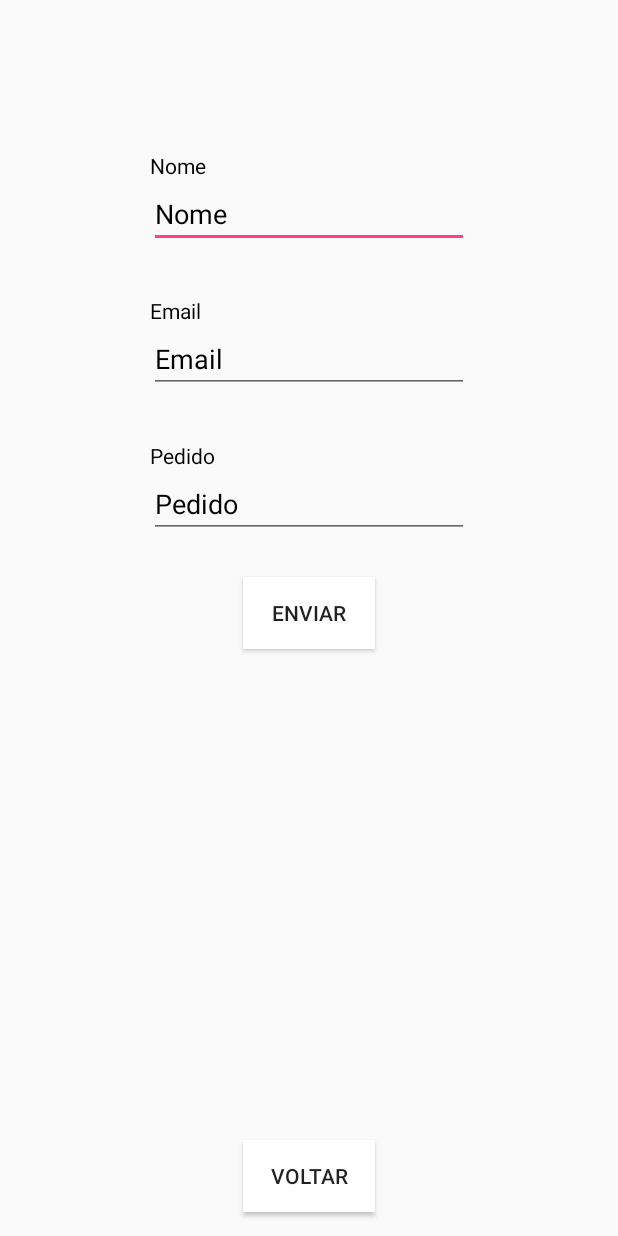
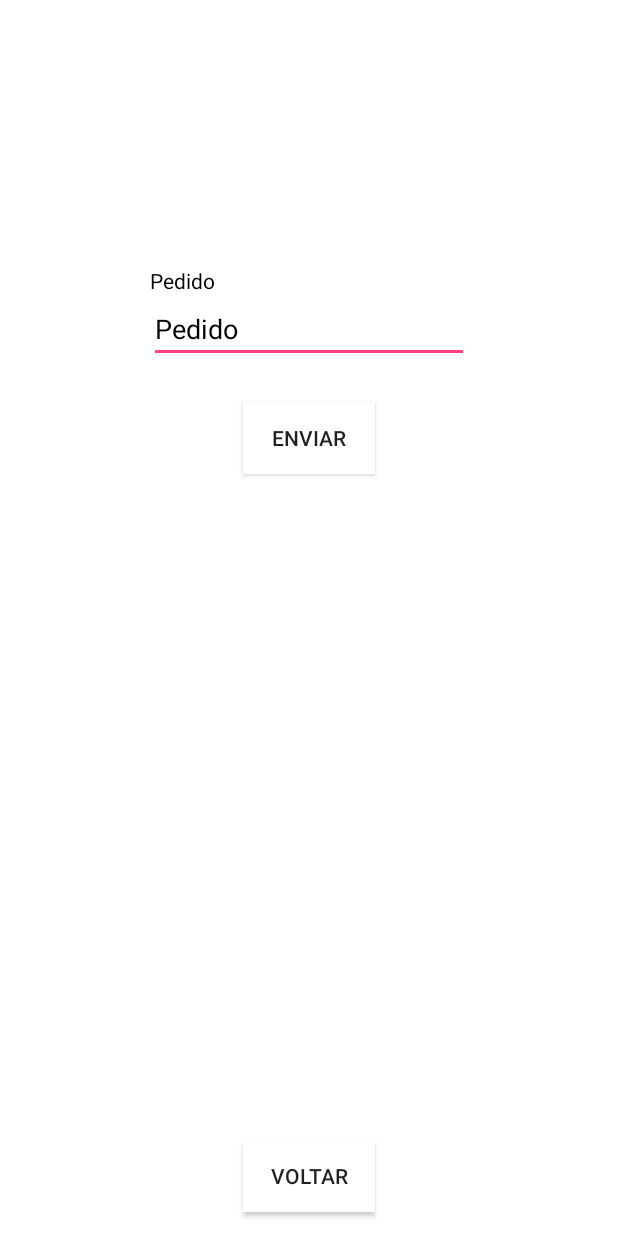
Before and after one commit to IKuuhakuI/festival-hebraica-2019, an Android app: the PedidoActivity screen opened directly, with no data from a screen before it, after a tap on "ENVIAR", on a phone screen of 412 x 824 dp. Run offline under Robolectric (Android 15) with nearby library versions, the phone set to English and light mode, and no system bars; our stand-ins replace Firebase (no records; nobody signed in at launch, a user with empty details on screens opened directly); 1 statement that could not run was skipped; 1 other tap on this screen came first.

Commit message:
Remove o campo de nome e email da activity pedido

```diff
--- a/projeto_danca_android/app/src/main/java/com/ort/luiz/projeto_danca/PedidoActivity.java
+++ b/projeto_danca_android/app/src/main/java/com/ort/luiz/projeto_danca/PedidoActivity.java
@@ -21,7 +21,7 @@ public class PedidoActivity extends AppCompatActivity {
     FirebaseDatabase database;
     DatabaseReference idRef;
 
-    TextView txtNome, txtEmail, txtPedido;
+    TextView txtPedido;
     Button btnVoltarEventos, btnEnviar;
 
     String id;
@@ -58,14 +58,10 @@ public class PedidoActivity extends AppCompatActivity {
 
             btnEnviar.setBackgroundResource(R.color.White);
 
-            txtNome = findViewById(R.id.txtNomeId);
-            txtEmail = findViewById(R.id.txtEmailId);
             txtPedido = findViewById(R.id.txtPedidoId);
 
             SimpleDateFormat dateFormat_hora = new SimpleDateFormat("HH:mm:ss");
 
-            String nome = txtNome.getText().toString();
-            String email = txtEmail.getText().toString();
             String pedido = txtPedido.getText().toString();
 
             Calendar cal = Calendar.getInstance();
@@ -77,12 +73,11 @@ public class PedidoActivity extends AppCompatActivity {
 
 
             if(id != null) {
-                idRef.child(id).child("Nome_Pessoa").setValue(nome);
-                idRef.child(id).child("Email_Pessoa").setValue(email);
                 idRef.child(id).child("Horario_Pedido").setValue(hora_atual);
                 idRef.child(id).child("Pedido").setValue(pedido);
 
                 idRef.child("QuantidadePedidos").setValue(id);
+                alert("Pedido Enviado com Sucesso");
             } else {
                 alert("Clique novamente para confirmar");
             }
@@ -91,6 +86,6 @@ public class PedidoActivity extends AppCompatActivity {
     }
 
     private void alert(String msg){
-        Toast.makeText(getApplicationContext(), msg, Toast.LENGTH_LONG).show();
+        Toast.makeText(getApplicationContext(), msg, Toast.LENGTH_SHORT).show();
     }
 }
--- a/projeto_danca_android/app/src/main/res/layout/activity_pedido.xml
+++ b/projeto_danca_android/app/src/main/res/layout/activity_pedido.xml
@@ -4,6 +4,7 @@
     xmlns:tools="http://schemas.android.com/tools"
     android:layout_width="match_parent"
     android:layout_height="match_parent"
+    android:background="@android:color/background_light"
     tools:context=".PedidoActivity">
 
     <Button
@@ -11,7 +12,7 @@
         android:layout_width="wrap_content"
         android:layout_height="wrap_content"
         android:layout_marginBottom="16dp"
-        android:background="@drawable/button_border"
+        android:background="@color/White"
         android:text="@string/voltar"
         app:layout_constraintBottom_toBottomOf="parent"
         app:layout_constraintEnd_toEndOf="parent"
@@ -22,7 +23,7 @@
         android:layout_width="wrap_content"
         android:layout_height="wrap_content"
         android:layout_marginTop="26dp"
-        android:background="@drawable/button_border"
+        android:background="@color/White"
         android:text="@string/enviar"
         app:layout_constraintEnd_toEndOf="parent"
         app:layout_constraintHorizontal_bias="0.501"
@@ -30,43 +31,10 @@
         app:layout_constraintTop_toBottomOf="@+id/txtPedidoId" />
 
     <EditText
-        android:id="@+id/txtNomeId"
-        android:layout_width="0dp"
-        android:layout_height="45dp"
-        android:layout_marginStart="99dp"
-        android:layout_marginTop="120dp"
-        android:layout_marginEnd="99dp"
-        android:ems="10"
-        android:importantForAutofill="no"
-        android:inputType="textPersonName"
-        android:text="@string/nome"
-        android:textColor="@color/Black"
-        app:layout_constraintEnd_toEndOf="parent"
-        app:layout_constraintStart_toStartOf="parent"
-        app:layout_constraintTop_toTopOf="parent" />
-
-    <EditText
-        android:id="@+id/txtEmailId"
-        android:layout_width="0dp"
-        android:layout_height="45dp"
-        android:layout_marginStart="99dp"
-        android:layout_marginTop="51dp"
-        android:layout_marginEnd="99dp"
-        android:ems="10"
-        android:importantForAutofill="no"
-        android:inputType="textEmailAddress"
-        android:text="@string/email"
-        android:textColor="@color/Black"
-        app:layout_constraintEnd_toEndOf="parent"
-        app:layout_constraintStart_toStartOf="parent"
-        app:layout_constraintTop_toBottomOf="@+id/txtNomeId" />
-
-    <EditText
         android:id="@+id/txtPedidoId"
         android:layout_width="0dp"
         android:layout_height="45dp"
         android:layout_marginStart="99dp"
-        android:layout_marginTop="51dp"
         android:layout_marginEnd="99dp"
         android:ems="10"
         android:importantForAutofill="no"
@@ -74,37 +42,20 @@
         android:text="@string/pedido"
         android:textColor="@color/Black"
         app:layout_constraintEnd_toEndOf="parent"
+        app:layout_constraintHorizontal_bias="0.0"
         app:layout_constraintStart_toStartOf="parent"
-        app:layout_constraintTop_toBottomOf="@+id/txtEmailId" />
-
-    <TextView
-        android:id="@+id/textView7"
-        android:layout_width="wrap_content"
-        android:layout_height="wrap_content"
-        android:layout_marginStart="100dp"
-        android:text="@string/nome"
-        android:textColor="@color/Black"
-        app:layout_constraintBottom_toTopOf="@+id/txtNomeId"
-        app:layout_constraintStart_toStartOf="parent" />
-
-    <TextView
-        android:id="@+id/textView8"
-        android:layout_width="wrap_content"
-        android:layout_height="wrap_content"
-        android:layout_marginStart="100dp"
-        android:text="@string/email"
-        android:textColor="@color/Black"
-        app:layout_constraintBottom_toTopOf="@+id/txtEmailId"
-        app:layout_constraintStart_toStartOf="parent" />
+        app:layout_constraintTop_toBottomOf="@+id/textView9" />
 
     <TextView
         android:id="@+id/textView9"
         android:layout_width="wrap_content"
         android:layout_height="wrap_content"
         android:layout_marginStart="100dp"
+        android:layout_marginTop="177dp"
         android:text="@string/pedido"
         android:textColor="@color/Black"
         app:layout_constraintBottom_toTopOf="@+id/txtPedidoId"
-        app:layout_constraintStart_toStartOf="parent" />
+        app:layout_constraintStart_toStartOf="parent"
+        app:layout_constraintTop_toTopOf="parent" />
 
 </android.support.constraint.ConstraintLayout>
```
